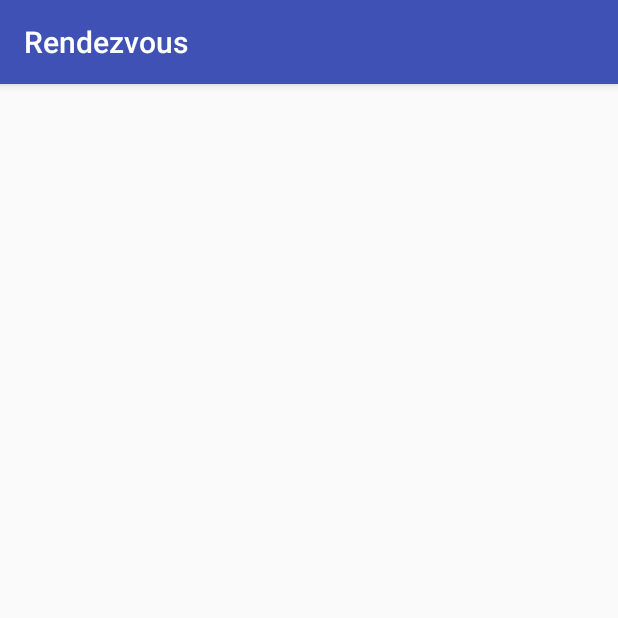
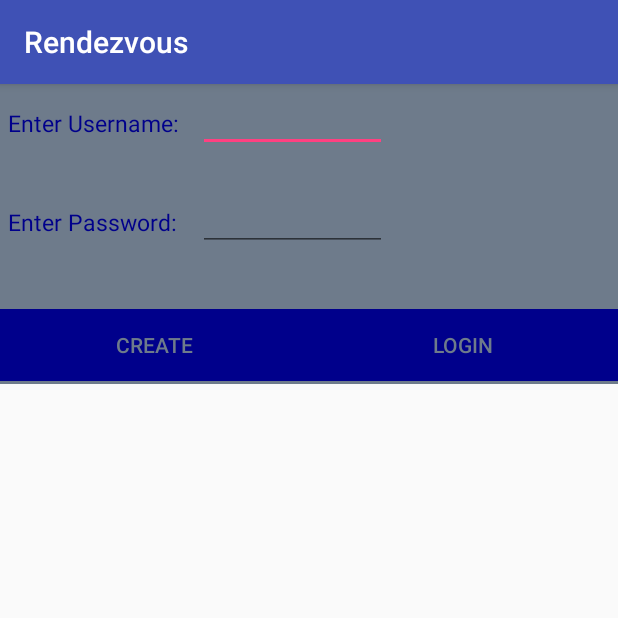
Before and after one commit to ArkaneCow/rendezvous, an Android app: the LoginRegisterActivity screen opened directly, with no data from a screen before it, on a phone screen of 412 x 824 dp, the top half of it. Run offline under Robolectric (Android 15) with nearby library versions, the light colour scheme and no system bars.

Commit message:
Created the custom dialog for login and create account

```diff
--- a/Rendezvous/app/src/main/res/layout/activity_login_register.xml
+++ b/Rendezvous/app/src/main/res/layout/activity_login_register.xml
@@ -1,13 +1,152 @@
 <?xml version="1.0" encoding="utf-8"?>
-<RelativeLayout
-        xmlns:android="http://schemas.android.com/apk/res/android"
-        xmlns:tools="http://schemas.android.com/tools"
+<LinearLayout xmlns:android="http://schemas.android.com/apk/res/android"
+    android:orientation="vertical" android:layout_width="match_parent"
+    android:layout_height="200dp"
+    android:weightSum="1"
+    android:background="#6E7B8B">
+
+    <RelativeLayout
         android:layout_width="match_parent"
-        android:layout_height="match_parent"
-        android:paddingLeft="@dimen/activity_horizontal_margin"
-        android:paddingRight="@dimen/activity_horizontal_margin"
-        android:paddingTop="@dimen/activity_vertical_margin"
-        android:paddingBottom="@dimen/activity_vertical_margin"
-        tools:context=".controller.LoginRegisterActivity">
+        android:layout_height="wrap_content">
 
-</RelativeLayout>
+        <TableLayout
+            android:layout_width="match_parent"
+            android:layout_height="150dp"
+            android:layout_alignParentLeft="true"
+            android:layout_alignParentStart="true"
+            android:id="@+id/tableLayout">
+
+            <TableRow
+                android:layout_width="match_parent"
+                android:layout_height="match_parent">
+
+                <LinearLayout
+                    android:orientation="horizontal"
+                    android:layout_width="match_parent"
+                    android:layout_height="match_parent"
+                    android:layout_marginTop="10dp"
+                    android:layout_marginBottom="10dp">
+
+                    <TextView
+                        android:layout_width="116dp"
+                        android:layout_height="wrap_content"
+                        android:text="Enter Username:"
+                        android:id="@+id/user"
+                        android:layout_weight="0.03"
+                        android:layout_alignBaseline="@+id/enterUser"
+                        android:layout_alignBottom="@+id/enterUser"
+                        android:layout_alignParentLeft="true"
+                        android:layout_alignParentStart="true"
+                        android:layout_marginTop="5dp"
+                        android:layout_margin="5dp"
+                        android:layout_marginLeft="5dp"
+                        android:layout_marginRight="5dp"
+                        android:layout_marginBottom="5dp"
+                        android:textSize="15dp"
+                        android:textColor="#00008B"
+                        />
+
+                    <EditText
+                        android:layout_width="126dp"
+                        android:layout_height="35dp"
+                        android:id="@+id/enterUser"
+                        android:layout_gravity="center_horizontal"
+                        android:layout_alignParentTop="true"
+                        android:layout_toRightOf="@+id/user"
+                        android:layout_toEndOf="@+id/user"
+                        android:editable="true"
+                        android:layout_margin="5dp"
+                        android:layout_marginLeft="5dp"
+                        android:layout_marginTop="5dp"
+                        android:layout_marginRight="5dp"
+                        android:layout_marginBottom="5dp"
+                        android:textSize="15dp"
+                        android:inputType="text"
+                        android:textColor="#00008B" />
+                </LinearLayout>
+            </TableRow>
+
+            <TableRow
+                android:layout_width="match_parent"
+                android:layout_height="match_parent">
+
+                <LinearLayout
+                    android:orientation="horizontal"
+                    android:layout_width="match_parent"
+                    android:layout_height="match_parent"
+                    android:layout_marginTop="10dp"
+                    android:layout_marginBottom="10dp">
+
+                    <TextView
+                        android:layout_width="116dp"
+                        android:layout_height="wrap_content"
+                        android:text="Enter Password:"
+                        android:id="@+id/pass"
+                        android:layout_weight="0.03"
+                        android:layout_marginTop="5dp"
+                        android:layout_below="@+id/user"
+                        android:layout_alignParentLeft="true"
+                        android:layout_alignParentStart="true"
+                        android:layout_margin="5dp"
+                        android:layout_marginLeft="5dp"
+                        android:layout_marginRight="5dp"
+                        android:layout_marginBottom="5dp"
+                        android:textSize="15dp"
+                        android:textColor="#00008B" />
+
+                    <EditText
+                        android:layout_width="126dp"
+                        android:layout_height="35dp"
+                        android:id="@+id/enterPass"
+                        android:layout_gravity="center_horizontal"
+                        android:layout_alignParentTop="true"
+                        android:layout_toRightOf="@+id/user"
+                        android:layout_toEndOf="@+id/user"
+                        android:editable="true"
+                        android:layout_margin="5dp"
+                        android:layout_marginLeft="5dp"
+                        android:layout_marginTop="5dp"
+                        android:layout_marginRight="5dp"
+                        android:layout_marginBottom="5dp"
+                        android:inputType="text"
+                        android:textSize="15dp"
+                        android:textColor="#00008B" />
+                </LinearLayout>
+            </TableRow>
+
+        </TableLayout>
+
+        <TableLayout
+            android:layout_width="match_parent"
+            android:layout_height="match_parent"
+            android:layout_below="@+id/tableLayout">
+
+            <TableRow
+                android:layout_width="match_parent"
+                android:layout_height="match_parent"
+                android:weightSum="10">
+
+                <Button
+                    android:layout_width="200dp"
+                    android:layout_height="wrap_content"
+                    android:text="Create"
+                    android:id="@+id/btCreate"
+                    android:layout_weight="5"
+                    android:textColor="#6E7B8B"
+                    android:background="#00008B" />
+
+                <Button
+                    android:layout_width="200dp"
+                    android:layout_height="wrap_content"
+                    android:text="Login"
+                    android:id="@+id/btLogin"
+                    android:layout_column="1"
+                    android:layout_weight="5"
+                    android:textColor="#6E7B8B"
+                    android:background="#00008B" />
+
+            </TableRow>
+
+        </TableLayout>
+    </RelativeLayout>
+</LinearLayout>
```
